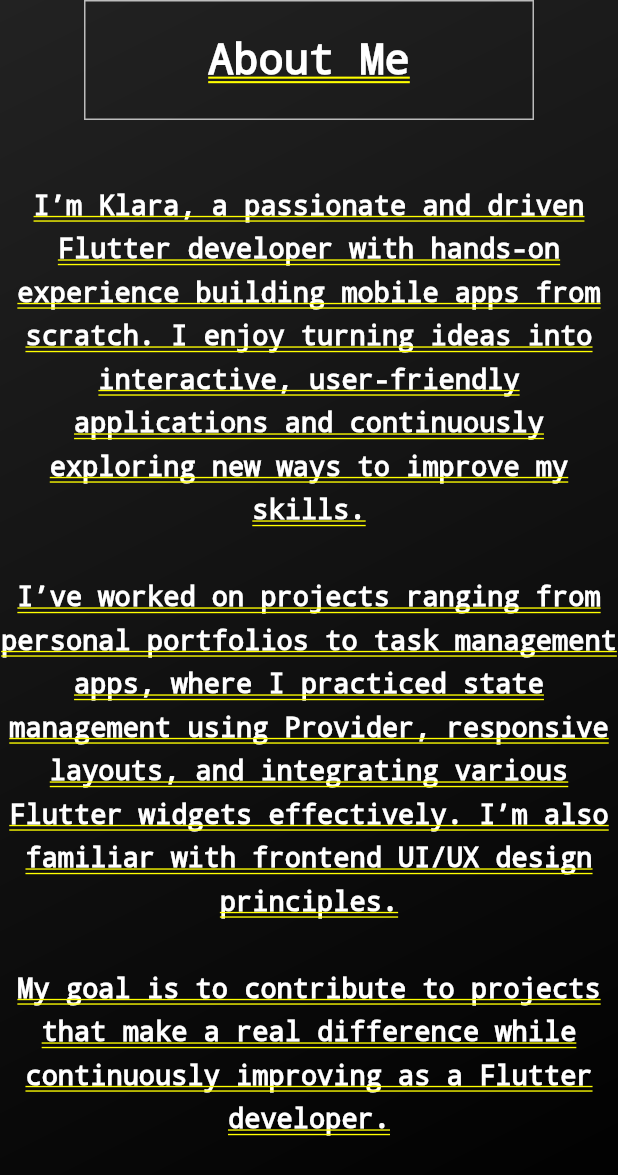
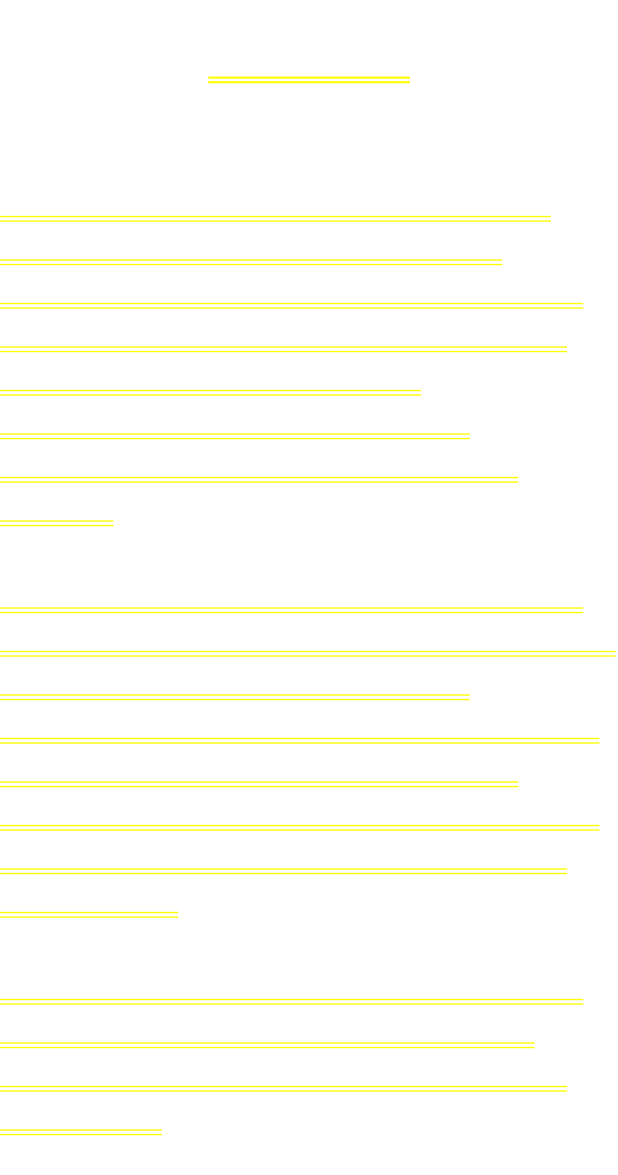
Before and after one commit to klarasameh1/Portfolio, a Flutter app: the screen it shows after launch, after a tap on "About me", on a phone screen of 412 x 824 dp. Shown: the top 1175 px of the screen. Run offline on Flutter 3.47's test engine with Material 3 defaults, Android fonts, the phone set to English and light mode, and no system bars; our stand-ins replace font_awesome_flutter.

Commit message:
fixes in ui

```diff
--- a/lib/pages/About/aboutPage.dart
+++ b/lib/pages/About/aboutPage.dart
@@ -6,18 +6,7 @@ class AboutPage extends StatelessWidget {
 
   @override
   Widget build(BuildContext context) {
-    return Container(
-      decoration: const BoxDecoration(
-        gradient: LinearGradient(
-          begin: Alignment.topLeft,
-          end: Alignment.bottomRight,
-          colors: [
-            Colors.black87,
-            Colors.black,
-          ],
-        ),
-      ),
-      child: Center(
+    return Center(
       child: Column(
           crossAxisAlignment: CrossAxisAlignment.center,
           children: [
@@ -28,7 +17,7 @@ class AboutPage extends StatelessWidget {
                 color: Colors.transparent,
                 border: Border.all(
                   color: Colors.white70, // softer border
-                    width: 1,
+                  width: 3,
                 ),
               ),
               child: const Center(
@@ -61,10 +50,9 @@ class AboutPage extends StatelessWidget {
                 fontSize: 18,
                 height: 1.6,
               ),
-                textAlign: TextAlign.center,
+              textAlign: TextAlign.start,
             ),
           ],
-          ),
         ),
     );
   }
--- a/lib/pages/Home/homePage.dart
+++ b/lib/pages/Home/homePage.dart
@@ -28,7 +28,7 @@ class _HomePageState extends State<HomePage> {
             end: Alignment.bottomRight,
             colors: [
               Colors.black87,
-              Colors.black,
+              Colors.black12,
             ],
           ),
         ),
@@ -60,10 +60,9 @@ class _HomePageState extends State<HomePage> {
                 AboutMeContent(),
               ],
             ),
-
             const SizedBox(height: 80),
 
-            // ✅ This will now appear correctly
+            // About me Section
             const AboutPage(),
           ],
         ),
```
Lines whose indentation alone changed are shown as unchanged.
